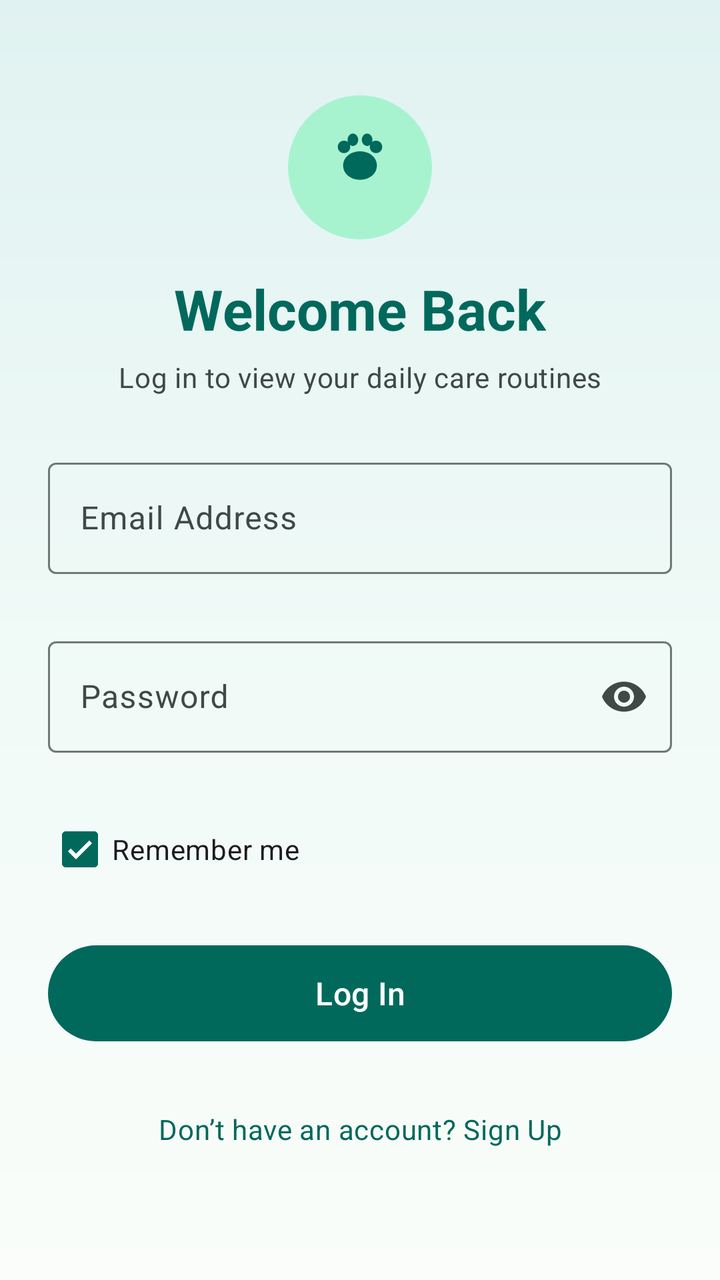
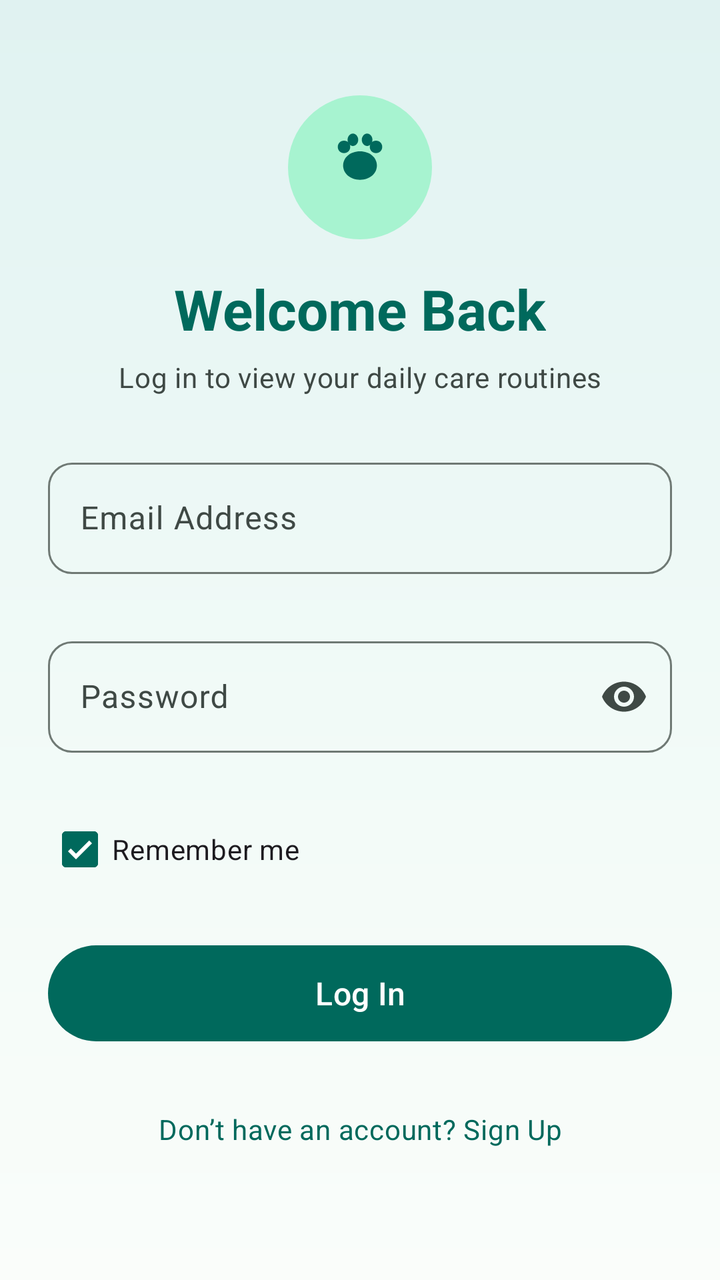

Screens rendered from an Android XML layout before and after an edit, with the pre-edit source and the edit as a unified diff.
<!-- AndroidManifest.xml: application theme Theme.PetCare -->
<!-- res/layout/fragment_login.xml -->
<?xml version="1.0" encoding="utf-8"?>
<androidx.core.widget.NestedScrollView
    xmlns:android="http://schemas.android.com/apk/res/android"
    xmlns:app="http://schemas.android.com/apk/res-auto"
    xmlns:tools="http://schemas.android.com/tools"
    android:layout_width="match_parent"
    android:layout_height="match_parent"
    android:fillViewport="true"
    android:background="@drawable/bg_welcome_gradient">

    <androidx.constraintlayout.widget.ConstraintLayout
        android:layout_width="match_parent"
        android:layout_height="match_parent"
        android:paddingHorizontal="24dp"
        android:paddingVertical="32dp">

        
        <androidx.constraintlayout.widget.ConstraintLayout
            android:id="@+id/cardContainer"
            android:layout_width="0dp"
            android:layout_height="wrap_content"
            app:layout_constraintWidth_max="480dp"
            app:layout_constraintTop_toTopOf="parent"
            app:layout_constraintBottom_toBottomOf="parent"
            app:layout_constraintStart_toStartOf="parent"
            app:layout_constraintEnd_toEndOf="parent">

            
            <FrameLayout
                android:id="@+id/logoBadge"
                android:layout_width="72dp"
                android:layout_height="72dp"
                android:background="@drawable/bg_logo_circle"
                android:padding="12dp"
                app:layout_constraintTop_toTopOf="parent"
                app:layout_constraintStart_toStartOf="parent"
                app:layout_constraintEnd_toEndOf="parent">

                <ImageView
                    android:id="@+id/ivLogo"
                    android:layout_width="match_parent"
                    android:layout_height="match_parent"
                    android:src="@drawable/ic_petcare_logo"
                    app:tint="?attr/colorPrimary"
                    android:contentDescription="@string/cd_app_logo" />
            </FrameLayout>

            
            <TextView
                android:id="@+id/tvTitle"
                android:layout_width="wrap_content"
                android:layout_height="wrap_content"
                android:layout_marginTop="16dp"
                android:text="@string/title_login"
                android:textAppearance="?attr/textAppearanceHeadlineMedium"
                android:textColor="?attr/colorPrimary"
                android:textStyle="bold"
                app:layout_constraintTop_toBottomOf="@id/logoBadge"
                app:layout_constraintStart_toStartOf="parent"
                app:layout_constraintEnd_toEndOf="parent" />

            
            <TextView
                android:id="@+id/tvSubtitle"
                android:layout_width="0dp"
                android:layout_height="wrap_content"
                android:layout_marginTop="6dp"
                android:gravity="center"
                android:text="@string/subtitle_login"
                android:textAppearance="?attr/textAppearanceBodyMedium"
                android:textColor="?attr/colorOnSurfaceVariant"
                app:layout_constraintTop_toBottomOf="@id/tvTitle"
                app:layout_constraintStart_toStartOf="parent"
                app:layout_constraintEnd_toEndOf="parent" />

            
            <com.google.android.material.textfield.TextInputLayout
                android:id="@+id/tilEmail"
                style="@style/Widget.Material3.TextInputLayout.OutlinedBox"
                android:layout_width="match_parent"
                android:layout_height="wrap_content"
                android:layout_marginTop="28dp"
                android:hint="@string/email_label"
                app:errorEnabled="true"
                app:layout_constraintTop_toBottomOf="@id/tvSubtitle">

                <com.google.android.material.textfield.TextInputEditText
                    android:id="@+id/etEmail"
                    android:layout_width="match_parent"
                    android:layout_height="wrap_content"
                    android:inputType="textEmailAddress"
                    android:maxLines="1"
                    android:imeOptions="actionNext" />

            </com.google.android.material.textfield.TextInputLayout>

            
            <com.google.android.material.textfield.TextInputLayout
                android:id="@+id/tilPassword"
                style="@style/Widget.Material3.TextInputLayout.OutlinedBox"
                android:layout_width="match_parent"
                android:layout_height="wrap_content"
                android:layout_marginTop="8dp"
                android:hint="@string/password_label"
                app:endIconMode="password_toggle"
                app:errorEnabled="true"
                app:layout_constraintTop_toBottomOf="@id/tilEmail">

                <com.google.android.material.textfield.TextInputEditText
                    android:id="@+id/etPassword"
                    android:layout_width="match_parent"
                    android:layout_height="wrap_content"
                    android:inputType="textPassword"
                    android:maxLines="1"
                    android:imeOptions="actionDone" />

            </com.google.android.material.textfield.TextInputLayout>

            
            <com.google.android.material.checkbox.MaterialCheckBox
                android:id="@+id/cbRememberMe"
                android:layout_width="wrap_content"
                android:layout_height="wrap_content"
                android:layout_marginTop="4dp"
                android:text="@string/remember_me"
                android:checked="true"
                android:textAppearance="?attr/textAppearanceBodyMedium"
                app:layout_constraintTop_toBottomOf="@id/tilPassword"
                app:layout_constraintStart_toStartOf="parent" />

            
            <com.google.android.material.progressindicator.CircularProgressIndicator
                android:id="@+id/progressBar"
                android:layout_width="wrap_content"
                android:layout_height="wrap_content"
                android:layout_marginTop="16dp"
                android:indeterminate="true"
                android:visibility="gone"
                app:layout_constraintTop_toBottomOf="@id/cbRememberMe"
                app:layout_constraintStart_toStartOf="parent"
                app:layout_constraintEnd_toEndOf="parent"
                tools:visibility="visible" />

            
            <com.google.android.material.button.MaterialButton
                android:id="@+id/btnLogin"
                android:layout_width="match_parent"
                android:layout_height="56dp"
                android:layout_marginTop="20dp"
                android:text="@string/btn_login"
                android:contentDescription="@string/cd_btn_login"
                android:textAppearance="?attr/textAppearanceTitleMedium"
                app:cornerRadius="24dp"
                app:layout_constraintTop_toBottomOf="@id/progressBar" />

            
            <com.google.android.material.button.MaterialButton
                android:id="@+id/btnSignupLink"
                style="?attr/materialButtonOutlinedStyle"
                android:layout_width="match_parent"
                android:layout_height="56dp"
                android:layout_marginTop="12dp"
                android:text="@string/dont_have_account"
                android:textAppearance="?attr/textAppearanceBodyMedium"
                app:cornerRadius="24dp"
                app:strokeColor="@android:color/transparent"
                app:layout_constraintTop_toBottomOf="@id/btnLogin" />

        </androidx.constraintlayout.widget.ConstraintLayout>

    </androidx.constraintlayout.widget.ConstraintLayout>

</androidx.core.widget.NestedScrollView>
<!-- resources referenced by this layout -->
<resources>
  <!-- drawable bg_logo_circle (drawable) -->
  <?xml version="1.0" encoding="utf-8"?>
  <shape xmlns:android="http://schemas.android.com/apk/res/android"
      android:shape="oval">
      <solid android:color="?attr/colorPrimaryContainer" />
  </shape>
  <!-- drawable bg_welcome_gradient (drawable) -->
  <?xml version="1.0" encoding="utf-8"?>
  <shape xmlns:android="http://schemas.android.com/apk/res/android">
      <gradient
          android:angle="270"
          android:startColor="#E0F2F1"
          android:centerColor="#F0FAF7"
          android:endColor="#FAFDFA"
          android:type="linear" />
  </shape>
  <string name="btn_login">Log In</string>
  <string name="cd_app_logo">PetCare logo</string>
  <string name="cd_btn_login">Log in to your existing account</string>
  <string name="dont_have_account">Don’t have an account? Sign Up</string>
  <string name="email_label">Email Address</string>
  <string name="password_label">Password</string>
  <string name="remember_me">Remember me</string>
  <string name="subtitle_login">Log in to view your daily care routines</string>
  <string name="title_login">Welcome Back</string>
  <color name="md_theme_light_primary">#00695C</color>
  <color name="md_theme_light_onPrimary">#FFFFFF</color>
  <color name="md_theme_light_primaryContainer">#A7F3D0</color>
  <color name="md_theme_light_onPrimaryContainer">#002116</color>
  <color name="md_theme_light_secondary">#4A6358</color>
  <color name="md_theme_light_onSecondary">#FFFFFF</color>
  <color name="md_theme_light_secondaryContainer">#CCE8DC</color>
  <color name="md_theme_light_onSecondaryContainer">#06201A</color>
  <color name="md_theme_light_tertiary">#3E6374</color>
  <color name="md_theme_light_onTertiary">#FFFFFF</color>
  <color name="md_theme_light_tertiaryContainer">#C2E8FB</color>
  <color name="md_theme_light_onTertiaryContainer">#001F2A</color>
  <color name="md_theme_light_error">#B3261E</color>
  <color name="md_theme_light_onError">#FFFFFF</color>
  <color name="md_theme_light_errorContainer">#F9DEDC</color>
  <color name="md_theme_light_onErrorContainer">#410E0B</color>
  <color name="md_theme_light_background">#FAFDFA</color>
  <color name="md_theme_light_onBackground">#191C1B</color>
  <color name="md_theme_light_surface">#FAFDFA</color>
  <color name="md_theme_light_onSurface">#191C1B</color>
  <color name="md_theme_light_surfaceVariant">#DBE5DF</color>
  <color name="md_theme_light_onSurfaceVariant">#3F4945</color>
  <color name="md_theme_light_outline">#6F7974</color>
  <color name="md_theme_light_outlineVariant">#BFC9C3</color>
  <color name="md_theme_light_inverseSurface">#2D3130</color>
  <color name="md_theme_light_inverseOnSurface">#EFF1EF</color>
  <color name="md_theme_light_inversePrimary">#6BDDBF</color>
  <style name="ShapeAppearance.PetCare.SmallComponent" parent="ShapeAppearance.Material3.SmallComponent">
          <item name="cornerFamily">rounded</item>
          <item name="cornerSize">12dp</item>
      </style>
  <style name="ShapeAppearance.PetCare.MediumComponent" parent="ShapeAppearance.Material3.MediumComponent">
          <item name="cornerFamily">rounded</item>
          <item name="cornerSize">16dp</item>
      </style>
  <style name="ShapeAppearance.PetCare.LargeComponent" parent="ShapeAppearance.Material3.LargeComponent">
          <item name="cornerFamily">rounded</item>
          <item name="cornerSize">24dp</item>
      </style>
  <!-- unchanged entries left out for length: 2 -->
</resources>

<!-- the commit's change to res/layout/fragment_login.xml (unified diff, before → after) -->
@@ -76,7 +76,7 @@
             
             <com.google.android.material.textfield.TextInputLayout
                 android:id="@+id/tilEmail"
-                style="@style/Widget.Material3.TextInputLayout.OutlinedBox"
+                style="@style/Widget.PetCare.TextInputLayout.OutlinedBox"
                 android:layout_width="match_parent"
                 android:layout_height="wrap_content"
                 android:layout_marginTop="28dp"
@@ -97,7 +97,7 @@
             
             <com.google.android.material.textfield.TextInputLayout
                 android:id="@+id/tilPassword"
-                style="@style/Widget.Material3.TextInputLayout.OutlinedBox"
+                style="@style/Widget.PetCare.TextInputLayout.OutlinedBox"
                 android:layout_width="match_parent"
                 android:layout_height="wrap_content"
                 android:layout_marginTop="8dp"
<!-- resource entries referenced after the edit -->
@@ -25,6 +25,12 @@
   <string name="remember_me">Remember me</string>
   <string name="subtitle_login">Log in to view your daily care routines</string>
   <string name="title_login">Welcome Back</string>
+  <style name="Widget.PetCare.TextInputLayout.OutlinedBox" parent="Widget.Material3.TextInputLayout.OutlinedBox">
+          <item name="boxCornerRadiusTopStart">12dp</item>
+          <item name="boxCornerRadiusTopEnd">12dp</item>
+          <item name="boxCornerRadiusBottomStart">12dp</item>
+          <item name="boxCornerRadiusBottomEnd">12dp</item>
+      </style>
   <color name="md_theme_light_primary">#00695C</color>
   <color name="md_theme_light_onPrimary">#FFFFFF</color>
   <color name="md_theme_light_primaryContainer">#A7F3D0</color>
